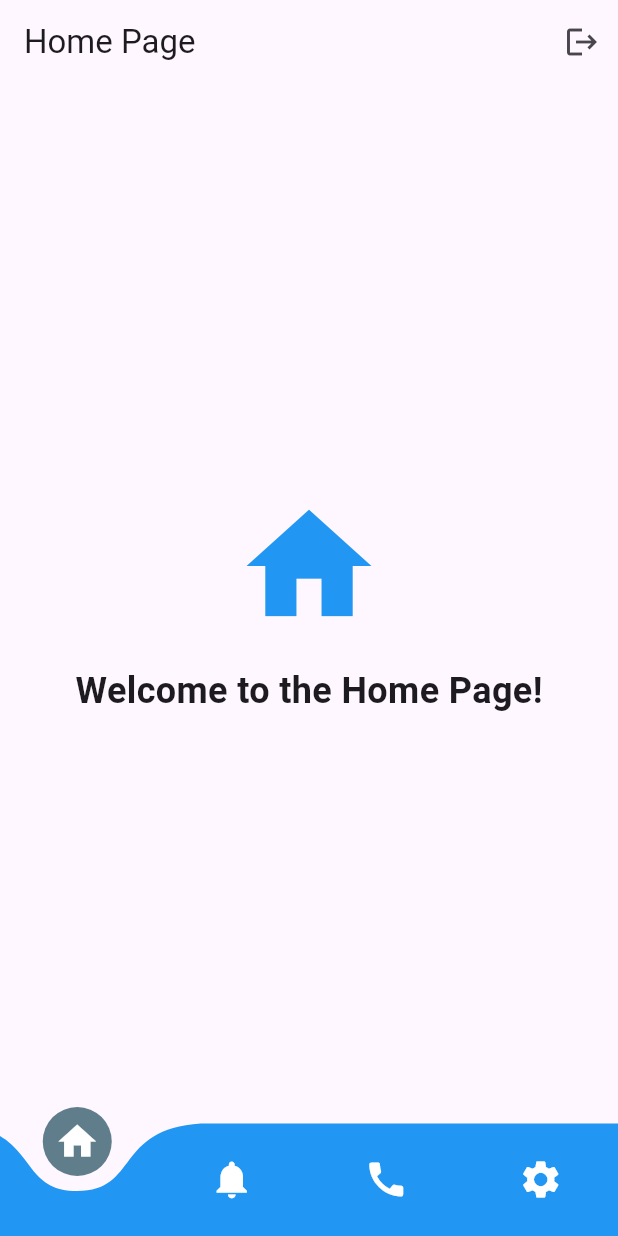
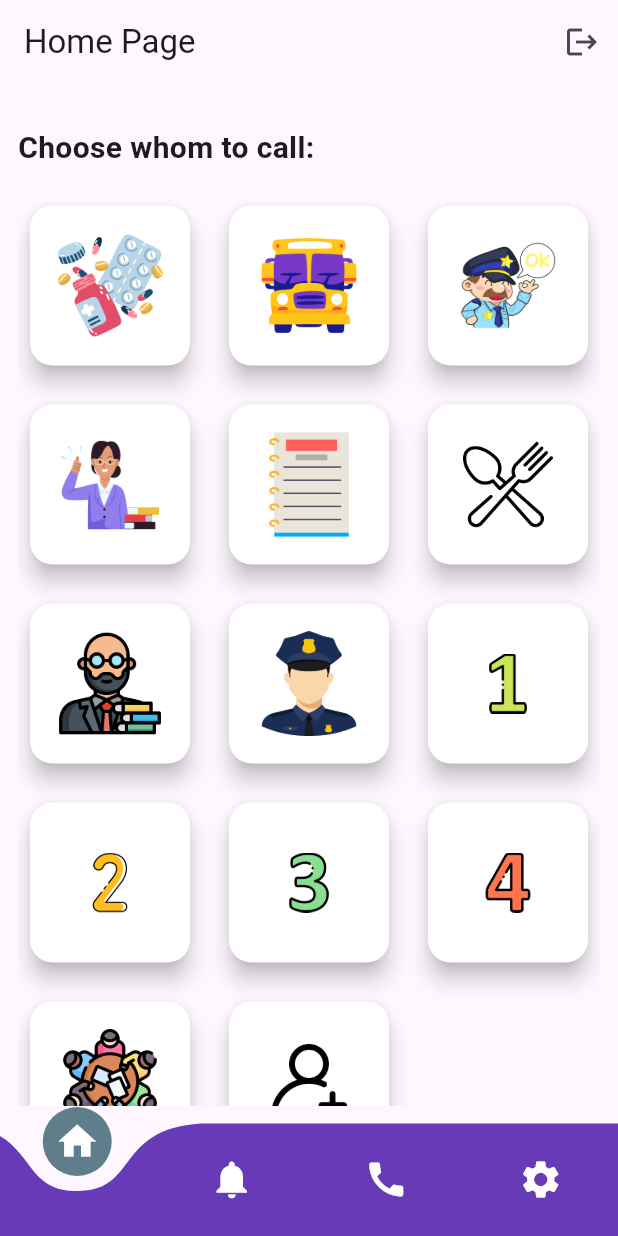
Before and after one commit to mukundsolanki/vyanjak-app-private, a Flutter app: the HomePage screen opened directly, on a phone screen of 412 x 824 dp. Run offline on Flutter 3.47's test engine with Material 3 defaults, Android fonts, the phone set to English and light mode, and no system bars; drawn by our look-alikes of curved_navigation_bar; our stand-ins replace shared_preferences, video_player; missing offline and left inert: mobile_scanner; accounts and stored records are empty.

Commit message:
Symbol_page ui updated

```diff
--- a/lib/home_page.dart
+++ b/lib/home_page.dart
@@ -54,7 +54,7 @@ class _HomePageState extends State<HomePage> {
             _currentIndex = index;
           });
         },
-        color: Colors.blue,
+        color: Colors.deepPurple,
         buttonBackgroundColor: Colors.blueGrey,
         backgroundColor: Colors.transparent,
         animationCurve: Curves.easeInOut,
--- a/lib/symbol_page.dart
+++ b/lib/symbol_page.dart
@@ -1,19 +1,89 @@
 import 'package:flutter/material.dart';
 
-class SymbolPage extends StatelessWidget {
+class SymbolPage extends StatefulWidget {
+  const SymbolPage({super.key});
+
+  @override
+  State<SymbolPage> createState() => _SymbolPageState();
+}
+
+class _SymbolPageState extends State<SymbolPage> {
   @override
   Widget build(BuildContext context) {
-    return Center(
-      child: Column(
-        mainAxisAlignment: MainAxisAlignment.center,
-        children: [
-          Icon(Icons.home, size: 100, color: Colors.blue),
-          SizedBox(height: 16),
-          Text(
-            'Welcome to the Home Page!',
-            style: TextStyle(fontSize: 24, fontWeight: FontWeight.bold),
+    return Scaffold(
+
+      body: Padding(
+        padding: const EdgeInsets.all(12.0),
+        child: Column(
+          crossAxisAlignment: CrossAxisAlignment.start,
+          children: [
+            const Padding(
+              padding: EdgeInsets.symmetric(vertical: 16.0),
+              child: Text(
+                'Choose whom to call:',
+                style: TextStyle(fontSize: 20, fontWeight: FontWeight.bold),
+              ),
+            ),
+            Expanded(
+              child: GridView.builder(
+                gridDelegate: const SliverGridDelegateWithFixedCrossAxisCount(
+                  crossAxisCount: 3,
+                  crossAxisSpacing: 10.0,
+                  mainAxisSpacing: 10.0,
+                ),
+                itemCount: 14,
+                itemBuilder: (context, index) {
+                  return _buildGridItem(index);
+                },
+              ),
+            ),
+          ],
+        ),
+      ),
+    );
+  }
+
+  Widget _buildGridItem(int index) {
+
+    final List<Map<String, dynamic>> items = [
+      {'image': 'assets/medicine.png', 'size': 70.0},
+      {'image': 'assets/bus.png', 'size': 70.0},
+      {'image': 'assets/guard.png', 'size': 80.0},
+      {'image': 'assets/teacher.png', 'size': 85.0},
+      {'image': 'assets/peon.png', 'size': 80.0},
+      {'image': 'assets/food.png', 'size': 60.0},
+      {'image': 'assets/dean.png', 'size': 70.0},
+      {'image': 'assets/policeman.png', 'size': 70.0},
+      {'image': 'assets/one.png', 'size': 40.0},
+      {'image': 'assets/two.png', 'size': 40.0},
+      {'image': 'assets/three.png', 'size': 40.0},
+      {'image': 'assets/four.png', 'size': 40.0},
+      {'image': 'assets/meeting.png', 'size': 70.0},
+      {'image': 'assets/add-user.png', 'size': 50.0},
+    ];
+
+    return Card(
+      shape: RoundedRectangleBorder(
+        borderRadius: BorderRadius.circular(15.0),
+      ),
+      color: Colors.white,
+      elevation: 6.0,
+      margin: const EdgeInsets.all(8.0),
+      child: InkWell(
+        onTap: () {
+
+        },
+        splashColor: Colors.deepPurple.withAlpha(30),
+        borderRadius: BorderRadius.circular(15.0),
+        child: Padding(
+          padding: const EdgeInsets.all(16.0),
+          child: Center(
+            child: Image.asset(
+              items[index]['image'],
+              height: items[index]['size'],
+            ),
           ),
-        ],
+        ),
       ),
     );
   }
```
Also changed, not shown: pubspec.yaml (+15 -1 lines), assets/add-user.png (added), assets/bus.png (added), assets/dean.png (added), assets/food.png (added), assets/four.png (added), assets/guard.png (added), assets/medicine.png (added), assets/meeting.png (added), assets/one.png (added), assets/peon.png (added), assets/policeman.png (added), assets/teacher.png (added), assets/three.png (added), 2 more files.
